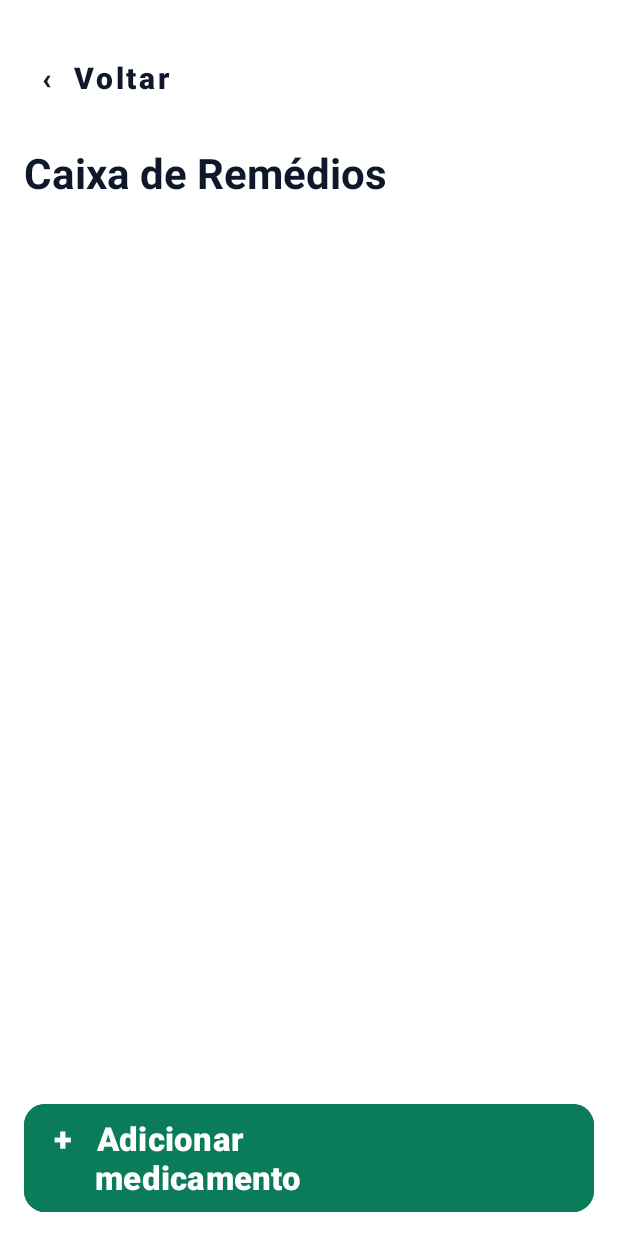
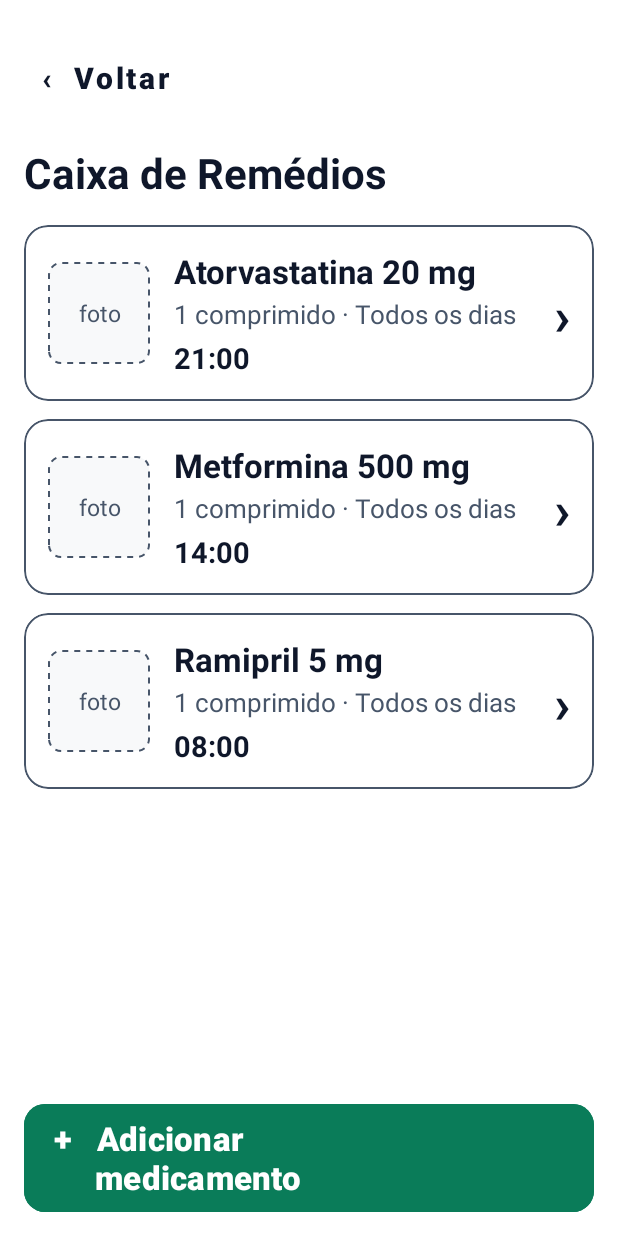
Before and after one commit to CunhaTiago-art/PDM_Vital-_54608_54272_55193, an Android app: the MainActivity screen opened directly, with no data from a screen before it, after a tap on "Caixa de Remédios", on a phone screen of 412 x 824 dp. Run offline under Robolectric (Android 15) with nearby library versions, the phone set to English and light mode, and no system bars; our stand-ins replace Room's generated code; 2 other taps on this screen came first.

Commit message:
feat: wire dashboard and medicine box to Room

```diff
--- a/app/src/main/java/pt/ubi/di/pdm/vital/CaixaRemediosActivity.java
+++ b/app/src/main/java/pt/ubi/di/pdm/vital/CaixaRemediosActivity.java
@@ -2,8 +2,21 @@ package pt.ubi.di.pdm.vital;
 
 import android.content.Intent;
 import android.os.Bundle;
+import android.widget.Toast;
+
 import androidx.appcompat.app.AppCompatActivity;
+import androidx.lifecycle.ViewModelProvider;
+import androidx.recyclerview.widget.LinearLayoutManager;
+import androidx.recyclerview.widget.RecyclerView;
 
+import pt.ubi.di.pdm.vital.ui.caixa.CaixaViewModel;
+import pt.ubi.di.pdm.vital.ui.caixa.MedicamentosAdapter;
+
+/**
+ * Caixa de Remédios: a lista das prescrições guardadas na base de dados,
+ * cada uma com os seus horários. Acrescentar ou alterar um medicamento
+ * no ecrã seguinte reflete-se aqui sem ser preciso recarregar nada.
+ */
 public class CaixaRemediosActivity extends AppCompatActivity {
 
     @Override
@@ -11,10 +24,32 @@ public class CaixaRemediosActivity extends AppCompatActivity {
         super.onCreate(savedInstanceState);
         setContentView(R.layout.activity_caixa_remedios);
 
+        CaixaViewModel modelo = new ViewModelProvider(this).get(CaixaViewModel.class);
+
+        MedicamentosAdapter adaptador = new MedicamentosAdapter(item -> {
+            // O ecrã de edição ainda não recebe um medicamento existente.
+            // Fica preparado: o id já é passado no Intent.
+            Intent intent = new Intent(this, AdicionarRemedioActivity.class);
+            intent.putExtra("medicamentoId", item.medicamento.getId());
+            startActivity(intent);
+        });
+
+        RecyclerView lista = findViewById(R.id.rvMedicamentos);
+        lista.setLayoutManager(new LinearLayoutManager(this));
+        lista.setAdapter(adaptador);
+
+        modelo.getMedicamentos().observe(this, medicamentos -> {
+            adaptador.submeter(medicamentos);
+            if (medicamentos != null && medicamentos.isEmpty()) {
+                Toast.makeText(this,
+                        "Ainda não há medicamentos. Toque em Adicionar.",
+                        Toast.LENGTH_LONG).show();
+            }
+        });
+
         findViewById(R.id.btnVoltarCaixa).setOnClickListener(v -> finish());
 
         findViewById(R.id.btnAdicionarMed).setOnClickListener(v ->
-                startActivity(new Intent(this, AdicionarRemedioActivity.class))
-        );
+                startActivity(new Intent(this, AdicionarRemedioActivity.class)));
     }
 }
--- a/app/src/main/java/pt/ubi/di/pdm/vital/MainActivity.java
+++ b/app/src/main/java/pt/ubi/di/pdm/vital/MainActivity.java
@@ -2,36 +2,104 @@ package pt.ubi.di.pdm.vital;
 
 import android.content.Intent;
 import android.os.Bundle;
+import android.view.View;
+import android.widget.TextView;
 import android.widget.Toast;
+
 import androidx.appcompat.app.AppCompatActivity;
+import androidx.lifecycle.ViewModelProvider;
+import androidx.recyclerview.widget.LinearLayoutManager;
+import androidx.recyclerview.widget.RecyclerView;
 
+import java.time.LocalDate;
+import java.time.format.DateTimeFormatter;
+import java.util.Locale;
+
+import pt.ubi.di.pdm.vital.data.model.TomaDeHoje;
+import pt.ubi.di.pdm.vital.ui.dashboard.DashboardViewModel;
+import pt.ubi.di.pdm.vital.ui.dashboard.TomasHojeAdapter;
+
+/**
+ * Dashboard. Tudo o que aqui se vê vem da base de dados local:
+ * a próxima toma por confirmar, a lista das tomas de hoje e o estado de cada uma.
+ * O botão "JÁ TOMEI" grava a confirmação no Room, e a lista reage sozinha.
+ */
 public class MainActivity extends AppCompatActivity {
+
+    private DashboardViewModel modelo;
+    private TomaDeHoje proxima;
 
     @Override
     protected void onCreate(Bundle savedInstanceState) {
         super.onCreate(savedInstanceState);
         setContentView(R.layout.activity_main);
 
-        findViewById(R.id.btnJaTomeiDashboard).setOnClickListener(v ->
-                Toast.makeText(this, "Toma registada!", Toast.LENGTH_SHORT).show()
-        );
+        modelo = new ViewModelProvider(this).get(DashboardViewModel.class);
 
+        TextView tvData = findViewById(R.id.tvDataHoje);
+        TextView tvHora = findViewById(R.id.tvHoraToma);
+        TextView tvNome = findViewById(R.id.tvNomeRemedio);
+        TextView tvInstrucao = findViewById(R.id.tvInstrucaoRemedio);
+        View btnJaTomei = findViewById(R.id.btnJaTomeiDashboard);
+        View cardProxima = findViewById(R.id.cardProximaToma);
+        RecyclerView rvHoje = findViewById(R.id.rvTomasHoje);
+
+        tvData.setText(dataDeHoje());
+
+        // ---------- Lista "Hoje" ----------
+        TomasHojeAdapter adaptador = new TomasHojeAdapter();
+        rvHoje.setLayoutManager(new LinearLayoutManager(this));
+        rvHoje.setAdapter(adaptador);
+        modelo.getTomasDeHoje().observe(this, adaptador::submeter);
+
+        // ---------- Cartão "Próxima toma" ----------
+        modelo.getProximaToma().observe(this, toma -> {
+            proxima = toma;
+            if (toma == null) {
+                // Nada por tomar: não faz sentido mostrar um botão de confirmação.
+                tvHora.setText("--:--");
+                tvNome.setText("Sem tomas por confirmar");
+                tvInstrucao.setText("Está tudo em dia");
+                btnJaTomei.setVisibility(View.GONE);
+                return;
+            }
+            tvHora.setText(pt.ubi.di.pdm.vital.util.DataUtil
+                    .formatarHora(toma.registo.getDataPrevista()));
+            tvNome.setText(toma.getNomeCompleto());
+            tvInstrucao.setText(toma.getDescricao());
+            btnJaTomei.setVisibility(View.VISIBLE);
+        });
+
+        btnJaTomei.setOnClickListener(v -> {
+            if (proxima == null) {
+                return;
+            }
+            modelo.confirmar(proxima.registo.getId());
+            Toast.makeText(this,
+                    proxima.getNomeCompleto() + " registado.",
+                    Toast.LENGTH_SHORT).show();
+        });
+
+        // ---------- Navegação ----------
         findViewById(R.id.btnAbrirCaixa).setOnClickListener(v ->
-                startActivity(new Intent(this, CaixaRemediosActivity.class))
-        );
+                startActivity(new Intent(this, CaixaRemediosActivity.class)));
 
         findViewById(R.id.btnSos).setOnClickListener(v ->
-                startActivity(new Intent(this, EmergenciaActivity.class))
-        );
+                startActivity(new Intent(this, EmergenciaActivity.class)));
 
         findViewById(R.id.btnComunidade).setOnClickListener(v ->
-                startActivity(new Intent(this, ComunidadeActivity.class))
-        );
+                startActivity(new Intent(this, ComunidadeActivity.class)));
 
         // Atalho de teste: premir sem largar o cartão abre o ecrã de Alarme Ativo
-        findViewById(R.id.cardProximaToma).setOnLongClickListener(v -> {
+        cardProxima.setOnLongClickListener(v -> {
             startActivity(new Intent(this, AlertaAlarmeActivity.class));
             return true;
         });
     }
+
+    /** Cabeçalho do dashboard: "Qui, 26 nov". */
+    private String dataDeHoje() {
+        Locale pt = new Locale("pt", "PT");
+        return LocalDate.now().format(DateTimeFormatter.ofPattern("EEE, d MMM", pt));
+    }
 }
--- a/app/src/main/java/pt/ubi/di/pdm/vital/data/VitalRepository.java
+++ b/app/src/main/java/pt/ubi/di/pdm/vital/data/VitalRepository.java
@@ -410,7 +410,10 @@ public class VitalRepository {
     }
 
     public void marcarDuvidaResolvida(long duvidaId) {
-        executar("marcar a dúvida como resolvida", () -> comunidadeDao.marcarResolvida(duvidaId));
+        executar("marcar a dúvida como resolvida", () -> {
+            comunidadeDao.marcarResolvida(duvidaId);
+            notificarSincronizador();
+        });
     }
 
     // ==================================================================
--- a/app/src/main/java/pt/ubi/di/pdm/vital/data/dao/ComunidadeDao.java
+++ b/app/src/main/java/pt/ubi/di/pdm/vital/data/dao/ComunidadeDao.java
@@ -52,7 +52,13 @@ public interface ComunidadeDao {
     @Query("SELECT * FROM duvidas WHERE id = :id")
     Duvida obterDuvidaPorId(long id);
 
-    @Query("UPDATE duvidas SET resolvida = 1 WHERE id = :id")
+    /**
+     * Marca a dúvida como resolvida e volta a pô-la na fila de envio.
+     * Como a sincronização escreve com document(id).set(), reenviar substitui
+     * o documento que já está na nuvem em vez de criar outro — por isso
+     * limpar o `sincronizado` é tudo o que é preciso para propagar a alteração.
+     */
+    @Query("UPDATE duvidas SET resolvida = 1, sincronizado = 0 WHERE id = :id")
     void marcarResolvida(long id);
 
     // ---------- Respostas ----------
--- /dev/null
+++ b/app/src/main/java/pt/ubi/di/pdm/vital/ui/caixa/CaixaViewModel.java
@@ -0,0 +1,38 @@
+package pt.ubi.di.pdm.vital.ui.caixa;
+
+import android.app.Application;
+
+import androidx.annotation.NonNull;
+import androidx.lifecycle.AndroidViewModel;
+import androidx.lifecycle.LiveData;
+
+import java.util.List;
+
+import pt.ubi.di.pdm.vital.data.VitalRepository;
+import pt.ubi.di.pdm.vital.data.model.MedicamentoComHorarios;
+
+/** Liga a Caixa de Remédios à base de dados. */
+public class CaixaViewModel extends AndroidViewModel {
+
+    private final VitalRepository repositorio;
+    private final LiveData<List<MedicamentoComHorarios>> medicamentos;
+
+    public CaixaViewModel(@NonNull Application aplicacao) {
+        super(aplicacao);
+        repositorio = new VitalRepository(aplicacao);
+        medicamentos = repositorio.observarMedicamentos();
+    }
+
+    /**
+     * Cada medicamento vem já com os seus horários, numa só consulta.
+     * É o @Relation do Room a evitar uma query por cada linha da lista.
+     */
+    public LiveData<List<MedicamentoComHorarios>> getMedicamentos() {
+        return medicamentos;
+    }
+
+    /** Suspende um medicamento sem apagar o historial de tomas já registado. */
+    public void suspender(long medicamentoId) {
+        repositorio.desativarMedicamento(medicamentoId);
+    }
+}
--- /dev/null
+++ b/app/src/main/java/pt/ubi/di/pdm/vital/ui/caixa/MedicamentosAdapter.java
@@ -0,0 +1,109 @@
+package pt.ubi.di.pdm.vital.ui.caixa;
+
+import android.view.LayoutInflater;
+import android.view.View;
+import android.view.ViewGroup;
+import android.widget.TextView;
+
+import androidx.annotation.NonNull;
+import androidx.recyclerview.widget.RecyclerView;
+
+import java.util.ArrayList;
+import java.util.List;
+
+import pt.ubi.di.pdm.vital.R;
+import pt.ubi.di.pdm.vital.data.model.Horario;
+import pt.ubi.di.pdm.vital.data.model.Medicamento;
+import pt.ubi.di.pdm.vital.data.model.MedicamentoComHorarios;
+import pt.ubi.di.pdm.vital.util.DataUtil;
+import pt.ubi.di.pdm.vital.util.DiasSemana;
+
+/** Lista da Caixa de Remédios: cada cartão é uma prescrição com os seus horários. */
+public class MedicamentosAdapter
+        extends RecyclerView.Adapter<MedicamentosAdapter.CartaoViewHolder> {
+
+    /** Avisa a activity de que o utilizador tocou num medicamento. */
+    public interface AoTocar {
+        void aoTocar(MedicamentoComHorarios item);
+    }
+
+    private final List<MedicamentoComHorarios> itens = new ArrayList<>();
+    private final AoTocar escuta;
+
+    public MedicamentosAdapter(AoTocar escuta) {
+        this.escuta = escuta;
+    }
+
+    public void submeter(List<MedicamentoComHorarios> novos) {
+        itens.clear();
+        if (novos != null) {
+            itens.addAll(novos);
+        }
+        notifyDataSetChanged();
+    }
+
+    @NonNull
+    @Override
+    public CartaoViewHolder onCreateViewHolder(@NonNull ViewGroup pai, int tipo) {
+        View vista = LayoutInflater.from(pai.getContext())
+                .inflate(R.layout.item_medicamento, pai, false);
+        return new CartaoViewHolder(vista);
+    }
+
+    @Override
+    public void onBindViewHolder(@NonNull CartaoViewHolder holder, int posicao) {
+        MedicamentoComHorarios item = itens.get(posicao);
+        Medicamento med = item.medicamento;
+
+        String dosagem = med.getDosagem();
+        holder.nome.setText(dosagem == null || dosagem.trim().isEmpty()
+                ? med.getNome()
+                : med.getNome() + " " + dosagem);
+
+        int quantidade = med.getQuantidadePorToma();
+        String dose = quantidade + (quantidade == 1 ? " comprimido" : " comprimidos");
+        holder.dose.setText(dose + " · " + DiasSemana.descrever(med.getDiasSemana()));
+
+        holder.horas.setText(descreverHorarios(item));
+
+        holder.itemView.setOnClickListener(v -> {
+            if (escuta != null) {
+                escuta.aoTocar(item);
+            }
+        });
+    }
+
+    /** "08:00" ou "08:00 · 14:00 · 21:00". */
+    private String descreverHorarios(MedicamentoComHorarios item) {
+        if (item.horarios == null || item.horarios.isEmpty()) {
+            return "Sem horário definido";
+        }
+        StringBuilder sb = new StringBuilder();
+        for (Horario horario : item.horarios) {
+            if (sb.length() > 0) {
+                sb.append(" · ");
+            }
+            sb.append(DataUtil.formatarMinutos(horario.getMinutosDoDia()));
+        }
+        return sb.toString();
+    }
+
+    @Override
+    public int getItemCount() {
+        return itens.size();
+    }
+
+    static class CartaoViewHolder extends RecyclerView.ViewHolder {
+
+        final TextView nome;
+        final TextView dose;
+        final TextView horas;
+
+        CartaoViewHolder(@NonNull View vista) {
+            super(vista);
+            nome = vista.findViewById(R.id.tvItemNomeMed);
+            dose = vista.findViewById(R.id.tvItemDoseMed);
+            horas = vista.findViewById(R.id.tvItemHoraMed);
+        }
+    }
+}
--- /dev/null
+++ b/app/src/main/java/pt/ubi/di/pdm/vital/ui/dashboard/DashboardViewModel.java
@@ -0,0 +1,40 @@
+package pt.ubi.di.pdm.vital.ui.dashboard;
+
+import android.app.Application;
+
+import androidx.annotation.NonNull;
+import androidx.lifecycle.AndroidViewModel;
+import androidx.lifecycle.LiveData;
+
+import java.util.List;
+
+import pt.ubi.di.pdm.vital.data.VitalRepository;
+import pt.ubi.di.pdm.vital.data.model.TomaDeHoje;
+
+/** Liga o dashboard à base de dados: próxima toma, tomas de hoje e confirmação. */
+public class DashboardViewModel extends AndroidViewModel {
+
+    private final VitalRepository repositorio;
+    private final LiveData<TomaDeHoje> proximaToma;
+    private final LiveData<List<TomaDeHoje>> tomasDeHoje;
+
+    public DashboardViewModel(@NonNull Application aplicacao) {
+        super(aplicacao);
+        repositorio = new VitalRepository(aplicacao);
+        proximaToma = repositorio.observarProximaToma();
+        tomasDeHoje = repositorio.observarTomasDeHoje();
+    }
+
+    public LiveData<TomaDeHoje> getProximaToma() {
+        return proximaToma;
+    }
+
+    public LiveData<List<TomaDeHoje>> getTomasDeHoje() {
+        return tomasDeHoje;
+    }
+
+    /** Botão "JÁ TOMEI": grava a confirmação com a hora a que foi mesmo tomada. */
+    public void confirmar(long registoId) {
+        repositorio.marcarComoTomada(registoId);
+    }
+}
--- /dev/null
+++ b/app/src/main/java/pt/ubi/di/pdm/vital/ui/dashboard/TomasHojeAdapter.java
@@ -0,0 +1,95 @@
+package pt.ubi.di.pdm.vital.ui.dashboard;
+
+import android.view.LayoutInflater;
+import android.view.View;
+import android.view.ViewGroup;
+import android.widget.TextView;
+
+import androidx.annotation.NonNull;
+import androidx.core.content.ContextCompat;
+import androidx.recyclerview.widget.RecyclerView;
+
+import java.util.ArrayList;
+import java.util.List;
+
+import pt.ubi.di.pdm.vital.R;
+import pt.ubi.di.pdm.vital.data.model.EstadoToma;
+import pt.ubi.di.pdm.vital.data.model.TomaDeHoje;
+import pt.ubi.di.pdm.vital.util.DataUtil;
+
+/**
+ * Lista "Hoje" do dashboard: hora, medicamento e estado da toma.
+ *
+ * O estado "Em breve" não existe na base de dados — é calculado aqui, a partir
+ * da hora prevista. Guardar na base de dados um estado que muda sozinho com o
+ * passar do tempo obrigaria a reescrevê-lo a cada minuto.
+ */
+public class TomasHojeAdapter extends RecyclerView.Adapter<TomasHojeAdapter.LinhaViewHolder> {
+
+    /** Dentro de quanto tempo uma toma pendente passa a mostrar "Em breve". */
+    private static final long EM_BREVE_MS = 60 * 60 * 1000L; // 1 hora
+
+    private final List<TomaDeHoje> tomas = new ArrayList<>();
+
+    public void submeter(List<TomaDeHoje> novas) {
+        tomas.clear();
+        if (novas != null) {
+            tomas.addAll(novas);
+        }
+        notifyDataSetChanged();
+    }
+
+    @NonNull
+    @Override
+    public LinhaViewHolder onCreateViewHolder(@NonNull ViewGroup pai, int tipo) {
+        View vista = LayoutInflater.from(pai.getContext())
+                .inflate(R.layout.item_toma_hoje, pai, false);
+        return new LinhaViewHolder(vista);
+    }
+
+    @Override
+    public void onBindViewHolder(@NonNull LinhaViewHolder holder, int posicao) {
+        TomaDeHoje toma = tomas.get(posicao);
+
+        holder.hora.setText(DataUtil.formatarHora(toma.registo.getDataPrevista()));
+        holder.nome.setText(toma.getNomeCompleto());
+
+        EstadoToma estado = toma.registo.getEstado();
+        String texto;
+        int cor;
+
+        if (estado == EstadoToma.TOMADA) {
+            texto = "✓ Tomado";
+            cor = R.color.vital_green;
+        } else if (estado == EstadoToma.FALHADA) {
+            texto = "✗ Não tomado";
+            cor = R.color.vital_red;
+        } else {
+            long faltam = toma.registo.getDataPrevista() - System.currentTimeMillis();
+            texto = faltam <= EM_BREVE_MS ? "⏱ Em breve" : "⏱ Pendente";
+            cor = R.color.vital_gray;
+        }
+
+        holder.estado.setText(texto);
+        holder.estado.setTextColor(ContextCompat.getColor(holder.itemView.getContext(), cor));
+    }
+
+    @Override
+    public int getItemCount() {
+        return tomas.size();
+    }
+
+    static class LinhaViewHolder extends RecyclerView.ViewHolder {
+
+        final TextView hora;
+        final TextView nome;
+        final TextView estado;
+
+        LinhaViewHolder(@NonNull View vista) {
+            super(vista);
+            hora = vista.findViewById(R.id.tvHojeHora);
+            nome = vista.findViewById(R.id.tvHojeNome);
+            estado = vista.findViewById(R.id.tvHojeEstado);
+        }
+    }
+}
```
